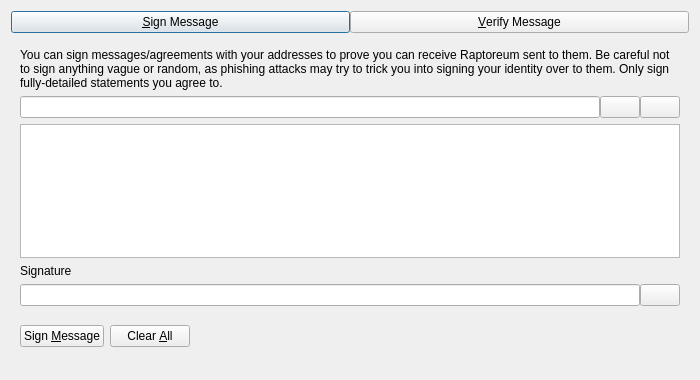
First picture: the form in src/qt/forms/signverifymessagedialog.ui, repository Raptor3um/raptoreum, before the edit.
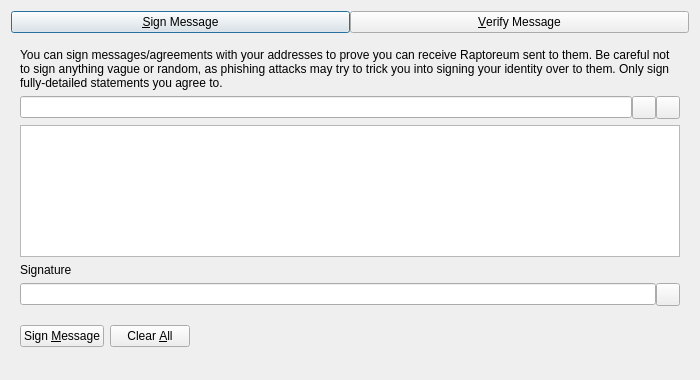
Second picture: the form after the edit. Custom widgets are drawn as their Qt base class.

The edit to the form file:
```diff
--- a/src/qt/forms/signverifymessagedialog.ui
+++ b/src/qt/forms/signverifymessagedialog.ui
@@ -86,7 +86,7 @@
           </widget>
          </item>
          <item>
-          <widget class="QPushButton" name="addressBookButton_SM">
+          <widget class="QToolButton" name="addressBookButton_SM">
            <property name="toolTip">
             <string>Choose previously used address</string>
            </property>
@@ -96,13 +96,10 @@
            <property name="shortcut">
             <string>Alt+A</string>
            </property>
-           <property name="autoDefault">
-            <bool>false</bool>
-           </property>
           </widget>
          </item>
          <item>
-          <widget class="QPushButton" name="pasteButton_SM">
+          <widget class="QToolButton" name="pasteButton_SM">
            <property name="toolTip">
             <string>Paste address from clipboard</string>
            </property>
@@ -112,9 +109,6 @@
            <property name="shortcut">
             <string>Alt+P</string>
            </property>
-           <property name="autoDefault">
-            <bool>false</bool>
-           </property>
           </widget>
          </item>
         </layout>
@@ -149,16 +143,13 @@
           </widget>
          </item>
          <item>
-          <widget class="QPushButton" name="copySignatureButton_SM">
+          <widget class="QToolButton" name="copySignatureButton_SM">
            <property name="toolTip">
             <string>Copy the current signature to the system clipboard</string>
            </property>
            <property name="text">
             <string/>
            </property>
-           <property name="autoDefault">
-            <bool>false</bool>
-           </property>
           </widget>
          </item>
         </layout>
```
Left out of the diff: 5 changed lines with no effect on the pictures.
